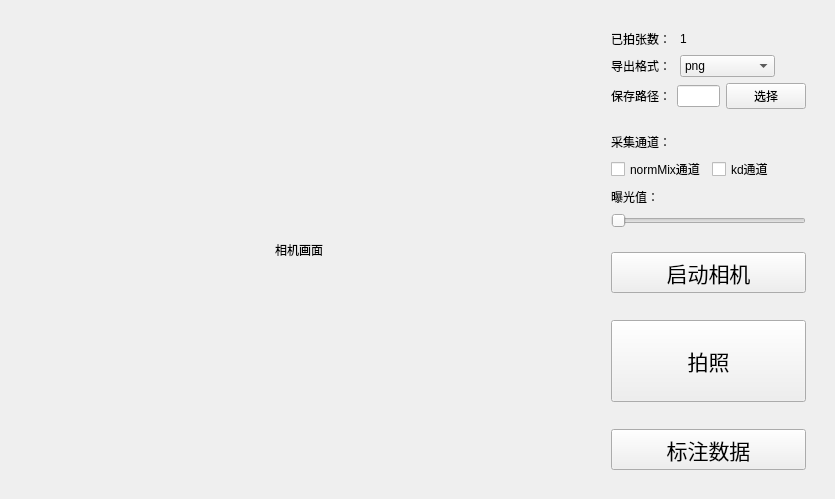
Qt form ui/layout/UI_DataCollectPage.ui (Zdh-501/OCRQt) before a commit.
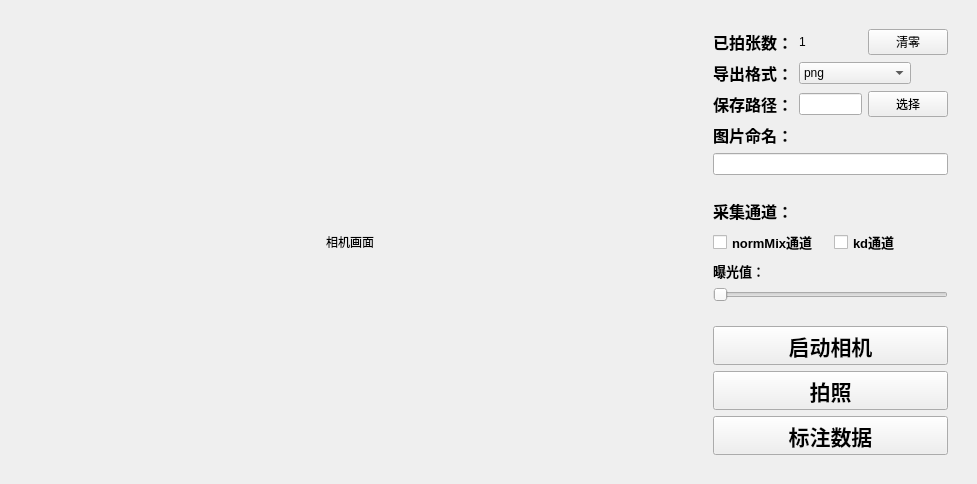
The same form after that commit.

Commit message: Merge remote-tracking branch 'origin/master'

What changed in the file:
```diff
--- a/ui/layout/UI_DataCollectPage.ui
+++ b/ui/layout/UI_DataCollectPage.ui
@@ -6,8 +6,8 @@
    <rect>
     <x>0</x>
     <y>0</y>
-    <width>835</width>
-    <height>499</height>
+    <width>977</width>
+    <height>466</height>
    </rect>
   </property>
   <property name="windowTitle">
@@ -41,9 +41,16 @@
        <widget class="QWidget" name="widget_3" native="true">
         <layout class="QVBoxLayout" name="verticalLayout_2">
          <item>
-          <layout class="QHBoxLayout" name="horizontalLayout_4" stretch="1,1,1">
+          <layout class="QHBoxLayout" name="horizontalLayout_4" stretch="1,1,0">
            <item>
             <widget class="QLabel" name="label_1">
+             <property name="font">
+              <font>
+               <pointsize>12</pointsize>
+               <weight>75</weight>
+               <bold>true</bold>
+              </font>
+             </property>
              <property name="text">
               <string>已拍张数：</string>
              </property>
@@ -57,17 +64,11 @@
             </widget>
            </item>
            <item>
-            <spacer name="horizontalSpacer">
-             <property name="orientation">
-              <enum>Qt::Horizontal</enum>
+            <widget class="QPushButton" name="zeroButton">
+             <property name="text">
+              <string>清零</string>
              </property>
-             <property name="sizeHint" stdset="0">
-              <size>
-               <width>40</width>
-               <height>20</height>
-              </size>
-             </property>
-            </spacer>
+            </widget>
            </item>
           </layout>
          </item>
@@ -75,6 +76,13 @@
           <layout class="QHBoxLayout" name="horizontalLayout_5" stretch="2,3,1">
            <item>
             <widget class="QLabel" name="label_4">
+             <property name="font">
+              <font>
+               <pointsize>12</pointsize>
+               <weight>75</weight>
+               <bold>true</bold>
+              </font>
+             </property>
              <property name="text">
               <string>导出格式：</string>
              </property>
@@ -113,6 +121,13 @@
           <layout class="QHBoxLayout" name="horizontalLayout_3" stretch="2,3,1">
            <item>
             <widget class="QLabel" name="label_3">
+             <property name="font">
+              <font>
+               <pointsize>12</pointsize>
+               <weight>75</weight>
+               <bold>true</bold>
+              </font>
+             </property>
              <property name="text">
               <string>保存路径：</string>
              </property>
@@ -130,6 +145,23 @@
            </item>
           </layout>
          </item>
+         <item>
+          <widget class="QLabel" name="label_8">
+           <property name="font">
+            <font>
+             <pointsize>12</pointsize>
+             <weight>75</weight>
+             <bold>true</bold>
+            </font>
+           </property>
+           <property name="text">
+            <string>图片命名：</string>
+           </property>
+          </widget>
+         </item>
+         <item>
+          <widget class="QLineEdit" name="nameEdit"/>
+         </item>
         </layout>
        </widget>
       </item>
@@ -138,6 +170,13 @@
         <layout class="QVBoxLayout" name="verticalLayout_4">
          <item>
           <widget class="QLabel" name="label_6">
+           <property name="font">
+            <font>
+             <pointsize>12</pointsize>
+             <weight>75</weight>
+             <bold>true</bold>
+            </font>
+           </property>
            <property name="text">
             <string>采集通道：</string>
            </property>
@@ -147,6 +186,13 @@
           <layout class="QHBoxLayout" name="horizontalLayout_6">
            <item>
             <widget class="QCheckBox" name="normMixBox">
+             <property name="font">
+              <font>
+               <pointsize>10</pointsize>
+               <weight>75</weight>
+               <bold>true</bold>
+              </font>
+             </property>
              <property name="text">
               <string>normMix通道</string>
              </property>
@@ -157,6 +203,13 @@
            </item>
            <item>
             <widget class="QCheckBox" name="kdBox">
+             <property name="font">
+              <font>
+               <pointsize>10</pointsize>
+               <weight>75</weight>
+               <bold>true</bold>
+              </font>
+             </property>
              <property name="text">
               <string>kd通道</string>
              </property>
@@ -168,6 +221,13 @@
           <layout class="QHBoxLayout" name="horizontalLayout_7">
            <item>
             <widget class="QLabel" name="label_7">
+             <property name="font">
+              <font>
+               <pointsize>10</pointsize>
+               <weight>75</weight>
+               <bold>true</bold>
+              </font>
+             </property>
              <property name="text">
               <string>曝光值：</string>
              </property>
@@ -220,6 +280,8 @@
             <font>
              <family>Adobe 黑体 Std R</family>
              <pointsize>16</pointsize>
+             <weight>75</weight>
+             <bold>true</bold>
             </font>
            </property>
            <property name="text">
@@ -252,6 +314,8 @@
             <font>
              <family>Adobe 黑体 Std R</family>
              <pointsize>16</pointsize>
+             <weight>75</weight>
+             <bold>true</bold>
             </font>
            </property>
            <property name="text">
@@ -284,6 +348,8 @@
             <font>
              <family>Adobe 黑体 Std R</family>
              <pointsize>16</pointsize>
+             <weight>75</weight>
+             <bold>true</bold>
             </font>
            </property>
            <property name="text">
```
Left out of the diff: 8 changed lines with no effect on the pictures. The commit also changes 2 other files.
